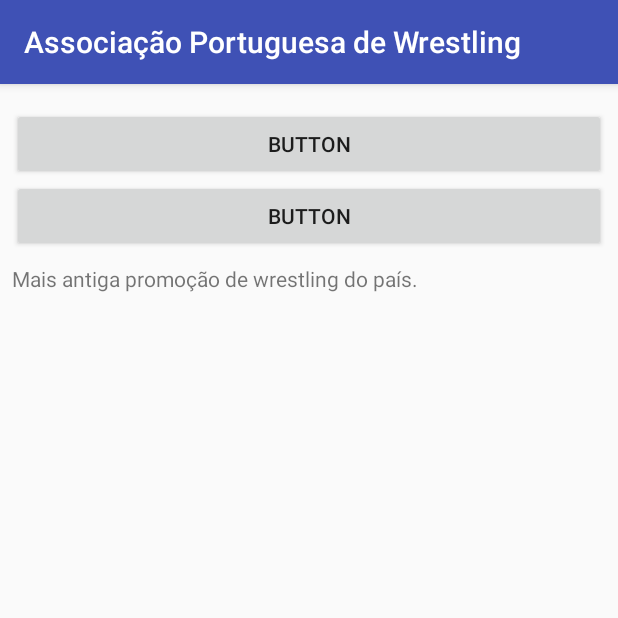
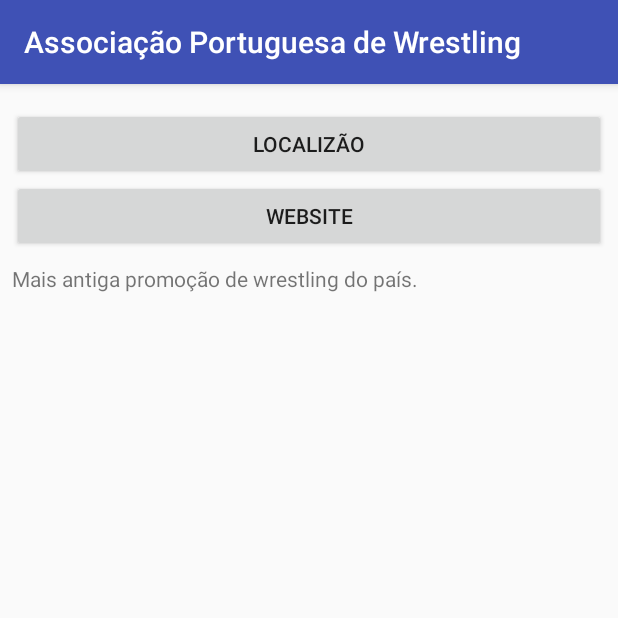
Before and after one commit to volid/PromocoeWrestling, an Android app: the screen it shows after launch (MainActivity), after a tap on "Associação Portuguesa de Wrestling", on a phone screen of 412 x 824 dp, the top half of it. Run offline under Robolectric (Android 15) with nearby library versions, the phone set to English and light mode, and no system bars; pictures from the network do not load.

Commit message:
Setimo commit

```diff
--- a/app/src/main/java/com/example/valterpereira/promocoewrestling/DetailsFragment.java
+++ b/app/src/main/java/com/example/valterpereira/promocoewrestling/DetailsFragment.java
@@ -20,7 +20,7 @@ public class DetailsFragment extends Fragment {
 
 
     private View view;
-    private Promocao promocao;
+    static Promocao promocao;
 
     public DetailsFragment() {
         // Required empty public constructor
--- a/app/src/main/res/layout/fragment_details.xml
+++ b/app/src/main/res/layout/fragment_details.xml
@@ -51,7 +51,8 @@
             android:id="@+id/gps"
             android:layout_width="match_parent"
             android:layout_height="wrap_content"
-            android:text="Button"
+            android:text="Localizão"
+            android:onClick="getLocation"
             tools:layout_editor_absoluteX="267dp"
             tools:layout_editor_absoluteY="179dp" />
 
@@ -59,7 +60,8 @@
             android:id="@+id/website"
             android:layout_width="match_parent"
             android:layout_height="wrap_content"
-            android:text="Button"
+            android:text="Website"
+            android:onClick="getWebsite"
             tools:layout_editor_absoluteX="29dp"
             tools:layout_editor_absoluteY="188dp" />
     </LinearLayout>
```
Also changed, not shown: app/src/main/java/com/example/valterpereira/promocoewrestling/MainActivity.java (+35 -0 lines).
